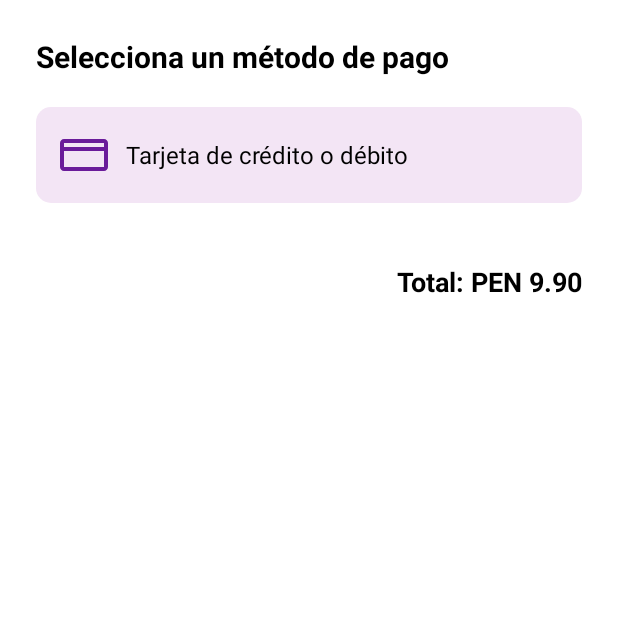
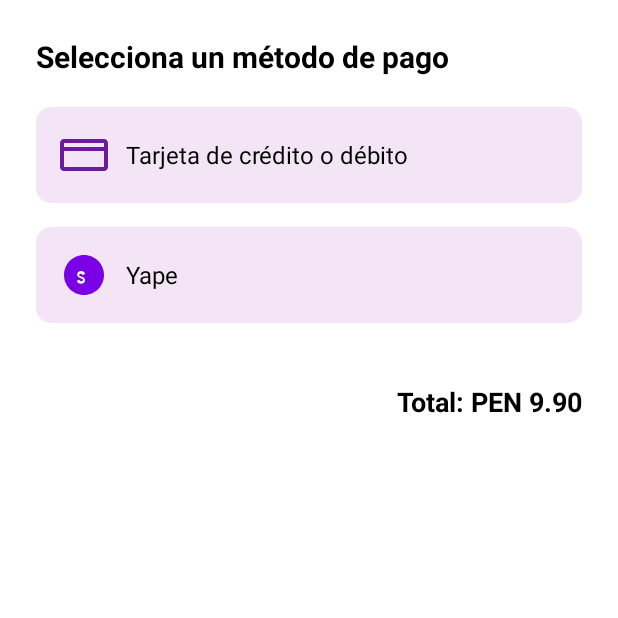
Before and after one commit to renzochipanapalomino/CarriShopApp, an Android app: the ActividadCheckout screen opened directly, with no data from a screen before it, on a phone screen of 412 x 824 dp, the top half of it. Run offline under Robolectric (Android 15) with nearby library versions, the phone set to English and light mode, and no system bars.

Commit message:
Add Yape payment option to checkout

```diff
--- a/app/src/main/AndroidManifest.xml
+++ b/app/src/main/AndroidManifest.xml
@@ -121,6 +121,10 @@
             android:name=".dialogos.ActividadPagoTarjeta"
             android:exported="false"
             android:windowSoftInputMode="stateHidden|adjustResize" />
+        <activity
+            android:name=".dialogos.ActividadPagoYape"
+            android:exported="false"
+            android:windowSoftInputMode="stateHidden|adjustResize" />
 
         <activity
             android:name=".dialogos.ActividadConfirmacionPago"
--- a/app/src/main/java/com/example/carrishop/dialogos/ActividadCheckout.java
+++ b/app/src/main/java/com/example/carrishop/dialogos/ActividadCheckout.java
@@ -14,6 +14,7 @@ import com.example.carrishop.datos.prefs.SesionPrefs;
 public class ActividadCheckout extends AppCompatActivity {
 
     private LinearLayout opcionTarjeta;
+    private LinearLayout opcionYape;
     private TextView txtTotal;
     private double total = 0;
     private SesionPrefs prefs;
@@ -24,6 +25,7 @@ public class ActividadCheckout extends AppCompatActivity {
         setContentView(R.layout.activity_checkout);
 
         opcionTarjeta = findViewById(R.id.opcionTarjeta);
+        opcionYape = findViewById(R.id.opcionYape);
         txtTotal = findViewById(R.id.txtTotalCheckout);
         prefs = new SesionPrefs(this);
 
@@ -49,5 +51,11 @@ public class ActividadCheckout extends AppCompatActivity {
             intent.putExtra("total", total);
             startActivity(intent);
         });
+
+        opcionYape.setOnClickListener(v -> {
+            Intent intent = new Intent(this, ActividadPagoYape.class);
+            intent.putExtra("total", total);
+            startActivity(intent);
+        });
     }
 }
--- a/app/src/main/java/com/example/carrishop/dialogos/ActividadPagoTarjeta.java
+++ b/app/src/main/java/com/example/carrishop/dialogos/ActividadPagoTarjeta.java
@@ -102,6 +102,7 @@ public class ActividadPagoTarjeta extends AppCompatActivity {
         Intent intent = new Intent(this, ActividadConfirmacionPago.class);
         intent.putExtra("total", total);
         intent.putExtra("correo_usuario", correoIngresado); // 🔸 NUEVO
+        intent.putExtra("metodo_pago", "Tarjeta");
         startActivity(intent);
         finish();
     }
--- /dev/null
+++ b/app/src/main/res/drawable/ic_yape.xml
@@ -0,0 +1,12 @@
+<vector xmlns:android="http://schemas.android.com/apk/res/android"
+    android:width="24dp"
+    android:height="24dp"
+    android:viewportWidth="24"
+    android:viewportHeight="24">
+    <path
+        android:fillColor="#7A00E6"
+        android:pathData="M12,2c5.523,0 10,4.477 10,10s-4.477,10 -10,10S2,17.523 2,12 6.477,2 12,2z"/>
+    <path
+        android:fillColor="#FFFFFF"
+        android:pathData="M8.45,14.9c0.27,0.87 0.91,1.52 2.04,1.52 1.19,0 2.01,-0.74 2.01,-1.78 0,-0.82 -0.45,-1.35 -1.51,-1.72l-0.64,-0.24c-0.54,-0.2 -0.76,-0.39 -0.76,-0.73 0,-0.34 0.27,-0.58 0.71,-0.58 0.45,0 0.75,0.22 0.91,0.66l1.38,-0.57c-0.27,-0.82 -0.98,-1.42 -2.02,-1.42 -1.16,0 -1.96,0.75 -1.96,1.74 0,0.87 0.5,1.38 1.47,1.72l0.66,0.24c0.57,0.2 0.78,0.41 0.78,0.76 0,0.36 -0.31,0.6 -0.78,0.6 -0.52,0 -0.9,-0.27 -1.07,-0.74l-1.41,0.58z"/>
+</vector>
--- a/app/src/main/res/layout/activity_checkout.xml
+++ b/app/src/main/res/layout/activity_checkout.xml
@@ -42,6 +42,32 @@
             android:layout_height="wrap_content" />
     </LinearLayout>
 
+    <!-- Opción de Yape -->
+    <LinearLayout
+        android:id="@+id/opcionYape"
+        android:layout_width="match_parent"
+        android:layout_height="wrap_content"
+        android:layout_marginTop="16dp"
+        android:orientation="horizontal"
+        android:padding="16dp"
+        android:background="@drawable/bg_tarjeta_opcion"
+        android:gravity="center_vertical">
+
+        <ImageView
+            android:layout_width="32dp"
+            android:layout_height="32dp"
+            android:src="@drawable/ic_yape"
+            android:contentDescription="@null" />
+
+        <TextView
+            android:text="Yape"
+            android:textSize="16sp"
+            android:textColor="@color/black"
+            android:layout_marginStart="12dp"
+            android:layout_width="wrap_content"
+            android:layout_height="wrap_content" />
+    </LinearLayout>
+
     <!-- Línea inferior con total -->
     <TextView
         android:id="@+id/txtTotalCheckout"
```
Also changed, not shown: app/src/main/java/com/example/carrishop/dialogos/ActividadConfirmacionPago.java (+6 -1 lines), app/src/main/java/com/example/carrishop/dialogos/ActividadPagoYape.java (added, +99 -0 lines), app/src/main/res/layout/activity_pago_yape.xml (added, +102 -0 lines).
